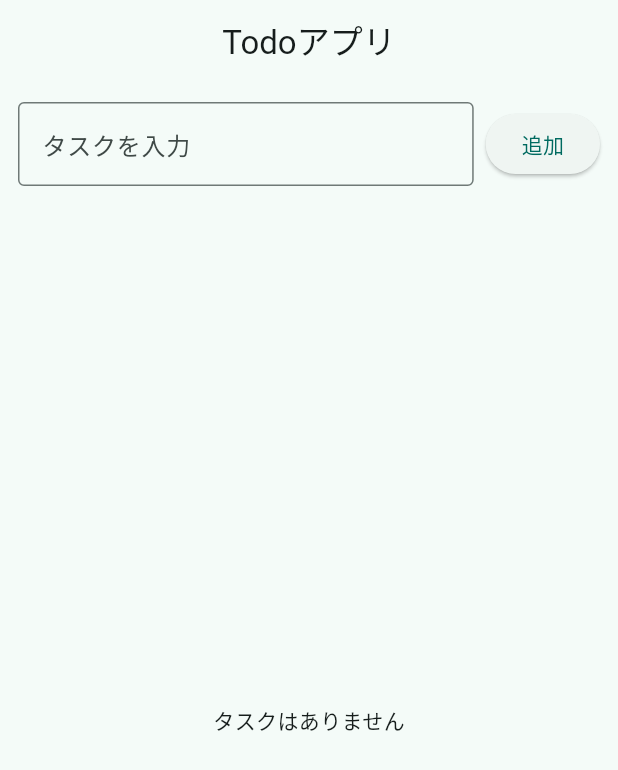
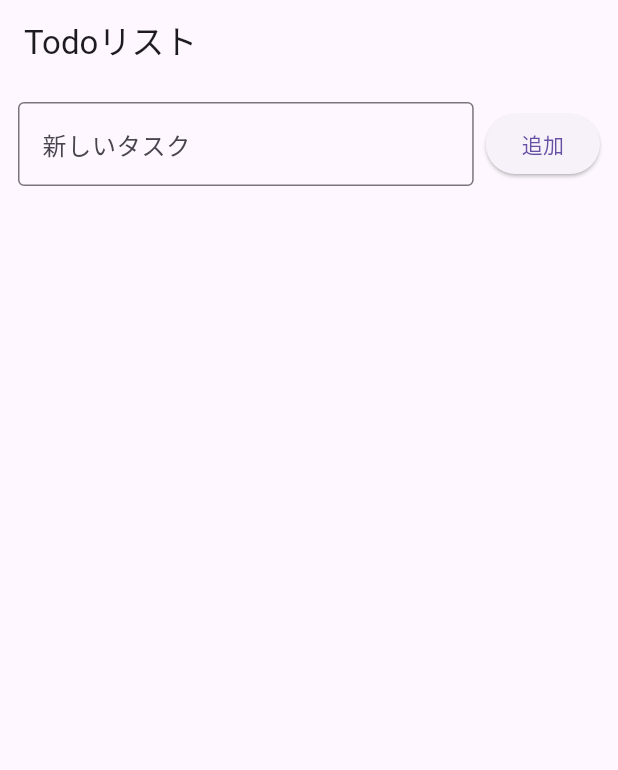
Before and after one commit to f24aa005/test, a Flutter app: the screen it shows after launch, after a tap on "追加", on a phone screen of 412 x 824 dp. Shown: the top 770 px of the screen. Run offline on Flutter 3.47's test engine with Material 3 defaults, Android fonts, the phone set to English and light mode, and no system bars.

Commit message:
Todoアプリの作成②

```diff
--- a/sample/lib/main.dart
+++ b/sample/lib/main.dart
@@ -2,13 +2,6 @@ import 'package:flutter/material.dart';
 
 void main() {
   runApp(const MyApp());
-}
-
-class TodoItem {
-  String title;
-  bool isDone;
-
-  TodoItem({required this.title, this.isDone = false});
 }
 
 class MyApp extends StatelessWidget {
@@ -19,37 +12,35 @@ class MyApp extends StatelessWidget {
     return MaterialApp(
       title: 'Todoアプリ',
       theme: ThemeData(
-        colorScheme: ColorScheme.fromSeed(seedColor: Colors.teal),
-        useMaterial3: true,
+        primarySwatch: Colors.blue,
       ),
-      home: const TodoHomePage(),
+      home: const TodoPage(),
     );
   }
 }
 
-class TodoHomePage extends StatefulWidget {
-  const TodoHomePage({super.key});
+class TodoPage extends StatefulWidget {
+  const TodoPage({super.key});
 
   @override
-  State<TodoHomePage> createState() => _TodoHomePageState();
+  State<TodoPage> createState() => _TodoPageState();
 }
 
-class _TodoHomePageState extends State<TodoHomePage> {
+class _TodoPageState extends State<TodoPage> {
   final TextEditingController _controller = TextEditingController();
-  final List<TodoItem> _tasks = [];
+  final List<Map<String, dynamic>> _tasks = [];
 
   void _addTask() {
-    final text = _controller.text.trim();
-    if (text.isEmpty) return;
+    if (_controller.text.isEmpty) return;
     setState(() {
-      _tasks.add(TodoItem(title: text));
+      _tasks.add({'title': _controller.text, 'done': false});
       _controller.clear();
     });
   }
 
-  void _toggleTask(int index) {
+  void _toggleDone(int index) {
     setState(() {
-      _tasks[index].isDone = !_tasks[index].isDone;
+      _tasks[index]['done'] = !_tasks[index]['done'];
     });
   }
 
@@ -63,20 +54,19 @@ class _TodoHomePageState extends State<TodoHomePage> {
   Widget build(BuildContext context) {
     return Scaffold(
       appBar: AppBar(
-        title: const Text('Todoアプリ'),
-        centerTitle: true,
+        title: const Text('Todoリスト'),
       ),
       body: Column(
         children: [
           Padding(
-            padding: const EdgeInsets.all(12.0),
+            padding: const EdgeInsets.all(12),
             child: Row(
               children: [
                 Expanded(
                   child: TextField(
                     controller: _controller,
                     decoration: const InputDecoration(
-                      hintText: 'タスクを入力',
+                      labelText: '新しいタスク',
                       border: OutlineInputBorder(),
                     ),
                   ),
@@ -90,23 +80,21 @@ class _TodoHomePageState extends State<TodoHomePage> {
             ),
           ),
           Expanded(
-            child: _tasks.isEmpty
-                ? const Center(child: Text('タスクはありません'))
-                : ListView.builder(
+            child: ListView.builder(
               itemCount: _tasks.length,
               itemBuilder: (context, index) {
                 final task = _tasks[index];
                 return ListTile(
                   leading: Checkbox(
-                          value: task.isDone,
-                          onChanged: (_) => _toggleTask(index),
+                    value: task['done'],
+                    onChanged: (value) => _toggleDone(index),
                   ),
                   title: Text(
-                          task.title,
+                    task['title'],
                     style: TextStyle(
-                            decoration: task.isDone
+                      decoration: task['done']
                           ? TextDecoration.lineThrough
-                                : null,
+                          : TextDecoration.none,
                     ),
                   ),
                   trailing: IconButton(
```
Lines whose indentation alone changed are shown as unchanged.
